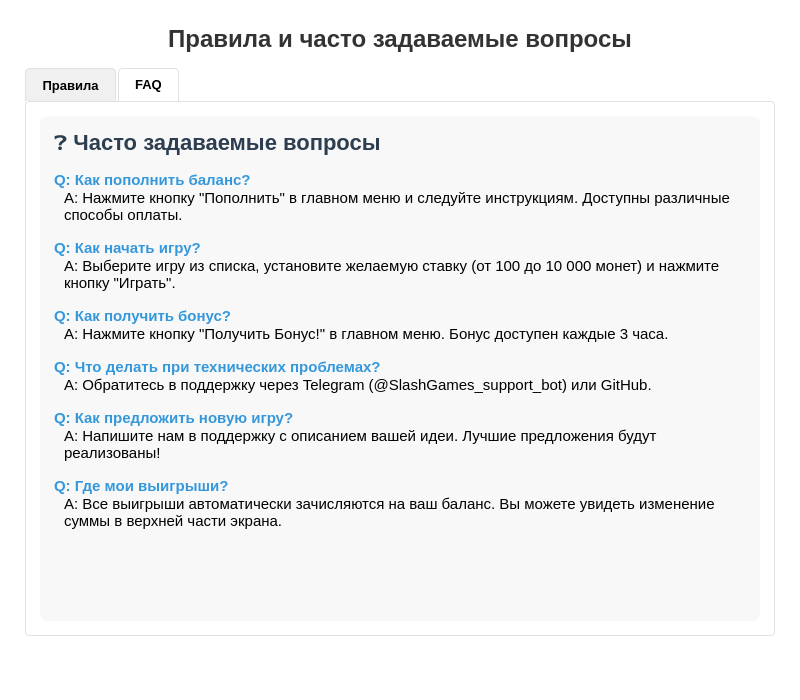
Old version of the form faqwindow.ui in the repository XooWI/SlashGames.
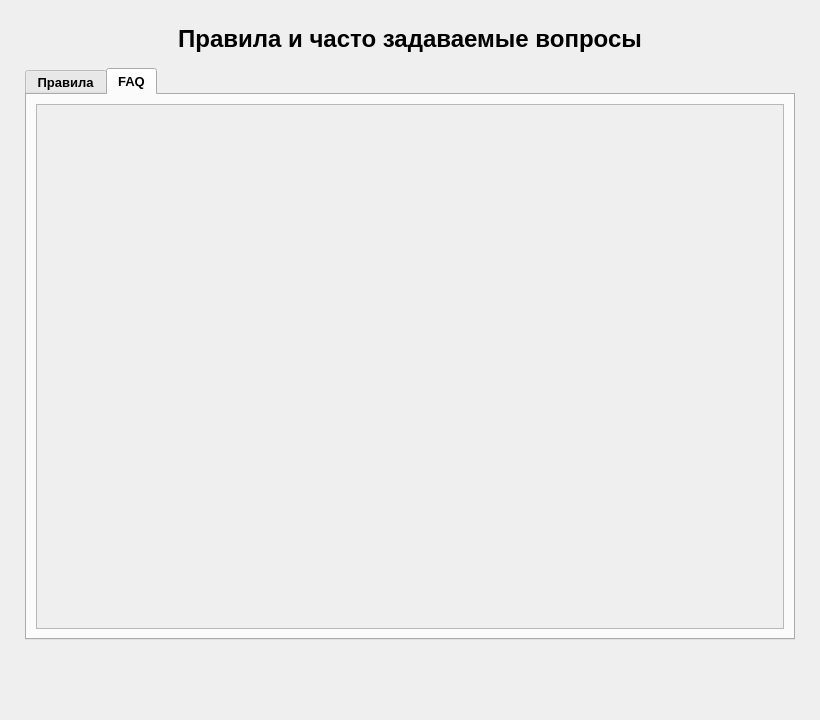
New version of the form. The open tabs and pages were chosen to show the change. Icons and pictures are not drawn.

Commit message:
Rewrote styles into a separate CustomStyle file, implemented the FAQ window
Rewrote styles into a separate CustomStyle file, implemented the FAQ window, optimized dark theme for FAQ window

```diff
--- a/faqwindow.ui
+++ b/faqwindow.ui
@@ -6,49 +6,21 @@
    <rect>
     <x>0</x>
     <y>0</y>
-    <width>800</width>
-    <height>700</height>
+    <width>820</width>
+    <height>720</height>
    </rect>
   </property>
   <property name="minimumSize">
    <size>
-    <width>800</width>
-    <height>700</height>
+    <width>820</width>
+    <height>720</height>
    </size>
   </property>
   <property name="windowTitle">
    <string>Правила и FAQ</string>
   </property>
   <property name="styleSheet">
-   <string notr="true">QDialog {
-    background-color: #ffffff;
-    color: #000000;
-}
-QTextEdit {
-    background-color: #f8f8f8;
-    border: 1px solid #e0e0e0;
-    border-radius: 8px;
-    padding: 10px;
-}
-QPushButton {
-    background-color: #f0f0f0;
-    color: #000000;
-    border: 1px solid #cccccc;
-    border-radius: 5px;
-    padding: 5px 10px;
-}
-QPushButton:hover {
-    background-color: #e0e0e0;
-}
-QPushButton:pressed {
-    background-color: #d0d0d0;
-}
-QFrame {
-    border: none;
-}
-QLabel {
-    color: #000000;
-}</string>
+   <string notr="true"/>
   </property>
   <layout class="QVBoxLayout" name="verticalLayout">
    <property name="spacing">
@@ -75,9 +47,6 @@
        <bold>true</bold>
       </font>
      </property>
-     <property name="styleSheet">
-      <string notr="true">color: #333333;</string>
-     </property>
      <property name="text">
       <string>Правила и часто задаваемые вопросы</string>
      </property>
@@ -96,27 +65,7 @@
       </font>
      </property>
      <property name="styleSheet">
-      <string notr="true">QTabWidget::pane {
-    border: 1px solid #e0e0e0;
-    border-radius: 4px;
-    padding: 5px;
-}
-QTabBar::tab {
-    background: #f0f0f0;
-    border: 1px solid #e0e0e0;
-    border-bottom: none;
-    border-top-left-radius: 4px;
-    border-top-right-radius: 4px;
-    padding: 8px 16px;
-    margin-right: 2px;
-}
-QTabBar::tab:selected {
-    background: #ffffff;
-    border-bottom: 1px solid #ffffff;
-}
-QTabBar::tab:hover {
-    background: #e0e0e0;
-}</string>
+      <string notr="true"/>
      </property>
      <property name="currentIndex">
       <number>0</number>
@@ -167,41 +116,44 @@
       </attribute>
       <layout class="QVBoxLayout" name="verticalLayout_3">
        <item>
-        <widget class="QTextEdit" name="faqText">
-         <property name="minimumSize">
-          <size>
-           <width>0</width>
-           <height>400</height>
-          </size>
-         </property>
-         <property name="font">
-          <font>
-           <family>Arial</family>
-           <pointsize>11</pointsize>
-          </font>
-         </property>
-         <property name="readOnly">
+        <widget class="QScrollArea" name="scrollAreaFaq">
+         <property name="widgetResizable">
           <bool>true</bool>
          </property>
-         <property name="html">
-          <string>&lt;!DOCTYPE HTML PUBLIC &quot;-//W3C//DTD HTML 4.0//EN&quot; &quot;http://www.w3.org/TR/REC-html40/strict.dtd&quot;&gt;
-&lt;html&gt;&lt;head&gt;&lt;meta name=&quot;qrichtext&quot; content=&quot;1&quot; /&gt;&lt;style type=&quot;text/css&quot;&gt;
-p, li { white-space: pre-wrap; }
-&lt;/style&gt;&lt;/head&gt;&lt;body style=&quot; font-family:'Arial'; font-size:11pt; font-weight:400; font-style:normal;&quot;&gt;
-&lt;h2 style=&quot; margin-top:16px; margin-bottom:10px; margin-left:0px; margin-right:0px; -qt-block-indent:0; text-indent:0px;&quot;&gt;&lt;span style=&quot; font-size:x-large; font-weight:600; color:#2c3e50;&quot;&gt;❓ Часто задаваемые вопросы&lt;/span&gt;&lt;/h2&gt;
-&lt;p style=&quot; margin-top:15px; margin-bottom:0px; margin-left:0px; margin-right:0px; -qt-block-indent:0; text-indent:0px;&quot;&gt;&lt;span style=&quot; font-weight:600; color:#3498db;&quot;&gt;Q: Как пополнить баланс?&lt;/span&gt;&lt;/p&gt;
-&lt;p style=&quot; margin-top:0px; margin-bottom:15px; margin-left:10px; margin-right:0px; -qt-block-indent:0; text-indent:0px;&quot;&gt;A: Нажмите кнопку &amp;quot;Пополнить&amp;quot; в главном меню и следуйте инструкциям. Доступны различные способы оплаты.&lt;/p&gt;
-&lt;p style=&quot; margin-top:15px; margin-bottom:0px; margin-left:0px; margin-right:0px; -qt-block-indent:0; text-indent:0px;&quot;&gt;&lt;span style=&quot; font-weight:600; color:#3498db;&quot;&gt;Q: Как начать игру?&lt;/span&gt;&lt;/p&gt;
-&lt;p style=&quot; margin-top:0px; margin-bottom:15px; margin-left:10px; margin-right:0px; -qt-block-indent:0; text-indent:0px;&quot;&gt;A: Выберите игру из списка, установите желаемую ставку (от 100 до 10 000 монет) и нажмите кнопку &amp;quot;Играть&amp;quot;.&lt;/p&gt;
-&lt;p style=&quot; margin-top:15px; margin-bottom:0px; margin-left:0px; margin-right:0px; -qt-block-indent:0; text-indent:0px;&quot;&gt;&lt;span style=&quot; font-weight:600; color:#3498db;&quot;&gt;Q: Как получить бонус?&lt;/span&gt;&lt;/p&gt;
-&lt;p style=&quot; margin-top:0px; margin-bottom:15px; margin-left:10px; margin-right:0px; -qt-block-indent:0; text-indent:0px;&quot;&gt;A: Нажмите кнопку &amp;quot;Получить Бонус!&amp;quot; в главном меню. Бонус доступен каждые 3 часа.&lt;/p&gt;
-&lt;p style=&quot; margin-top:15px; margin-bottom:0px; margin-left:0px; margin-right:0px; -qt-block-indent:0; text-indent:0px;&quot;&gt;&lt;span style=&quot; font-weight:600; color:#3498db;&quot;&gt;Q: Что делать при технических проблемах?&lt;/span&gt;&lt;/p&gt;
-&lt;p style=&quot; margin-top:0px; margin-bottom:15px; margin-left:10px; margin-right:0px; -qt-block-indent:0; text-indent:0px;&quot;&gt;A: Обратитесь в поддержку через Telegram (@SlashGames_support_bot) или GitHub.&lt;/p&gt;
-&lt;p style=&quot; margin-top:15px; margin-bottom:0px; margin-left:0px; margin-right:0px; -qt-block-indent:0; text-indent:0px;&quot;&gt;&lt;span style=&quot; font-weight:600; color:#3498db;&quot;&gt;Q: Как предложить новую игру?&lt;/span&gt;&lt;/p&gt;
-&lt;p style=&quot; margin-top:0px; margin-bottom:15px; margin-left:10px; margin-right:0px; -qt-block-indent:0; text-indent:0px;&quot;&gt;A: Напишите нам в поддержку с описанием вашей идеи. Лучшие предложения будут реализованы!&lt;/p&gt;
-&lt;p style=&quot; margin-top:15px; margin-bottom:0px; margin-left:0px; margin-right:0px; -qt-block-indent:0; text-indent:0px;&quot;&gt;&lt;span style=&quot; font-weight:600; color:#3498db;&quot;&gt;Q: Где мои выигрыши?&lt;/span&gt;&lt;/p&gt;
-&lt;p style=&quot; margin-top:0px; margin-bottom:15px; margin-left:10px; margin-right:0px; -qt-block-indent:0; text-indent:0px;&quot;&gt;A: Все выигрыши автоматически зачисляются на ваш баланс. Вы можете увидеть изменение суммы в верхней части экрана.&lt;/p&gt;&lt;/body&gt;&lt;/html&gt;</string>
+         <property name="alignment">
+          <set>Qt::AlignLeading|Qt::AlignLeft|Qt::AlignTop</set>
          </property>
+         <widget class="QWidget" name="scrollAreaWidgetContentsFaq">
+          <property name="geometry">
+           <rect>
+            <x>0</x>
+            <y>0</y>
+            <width>740</width>
+            <height>499</height>
+           </rect>
+          </property>
+          <layout class="QVBoxLayout" name="verticalLayout_5">
+           <item>
+            <widget class="QLabel" name="faqLabel">
+             <property name="font">
+              <font>
+               <family>Arial</family>
+               <pointsize>11</pointsize>
+              </font>
+             </property>
+             <property name="text">
+              <string/>
+             </property>
+             <property name="alignment">
+              <set>Qt::AlignLeading|Qt::AlignLeft|Qt::AlignTop</set>
+             </property>
+             <property name="wordWrap">
+              <bool>true</bool>
+             </property>
+            </widget>
+           </item>
+          </layout>
+         </widget>
         </widget>
        </item>
       </layout>
@@ -211,7 +163,7 @@
    <item>
     <layout class="QHBoxLayout" name="horizontalLayout_2">
      <property name="spacing">
-      <number>0</number>
+      <number>20</number>
      </property>
      <item>
       <spacer name="horizontalSpacer">
@@ -228,8 +180,17 @@
      </item>
      <item>
       <widget class="QPushButton" name="telegramSocial">
-       <property name="enabled">
-        <bool>true</bool>
+       <property name="minimumSize">
+        <size>
+         <width>40</width>
+         <height>40</height>
+        </size>
+       </property>
+       <property name="maximumSize">
+        <size>
+         <width>50</width>
+         <height>50</height>
+        </size>
        </property>
        <property name="cursor">
         <cursorShape>PointingHandCursor</cursorShape>
@@ -257,20 +218,26 @@
        </property>
        <property name="iconSize">
         <size>
-         <width>40</width>
-         <height>40</height>
-        </size>
-       </property>
-       <property name="fixedSize" stdset="0">
-        <size>
          <width>50</width>
-         <height>50</height>
+         <height>51</height>
         </size>
        </property>
       </widget>
      </item>
      <item>
       <widget class="QPushButton" name="githubSocial">
+       <property name="minimumSize">
+        <size>
+         <width>40</width>
+         <height>40</height>
+        </size>
+       </property>
+       <property name="maximumSize">
+        <size>
+         <width>50</width>
+         <height>50</height>
+        </size>
+       </property>
        <property name="cursor">
         <cursorShape>PointingHandCursor</cursorShape>
        </property>
@@ -296,12 +263,6 @@
          <normaloff>:/resources/github.png</normaloff>:/resources/github.png</iconset>
        </property>
        <property name="iconSize">
-        <size>
-         <width>40</width>
-         <height>40</height>
-        </size>
-       </property>
-       <property name="fixedSize" stdset="0">
         <size>
          <width>50</width>
          <height>50</height>
```
Left out of the diff: 62 changed lines with no effect on the pictures. The commit also changes 7 other files.
